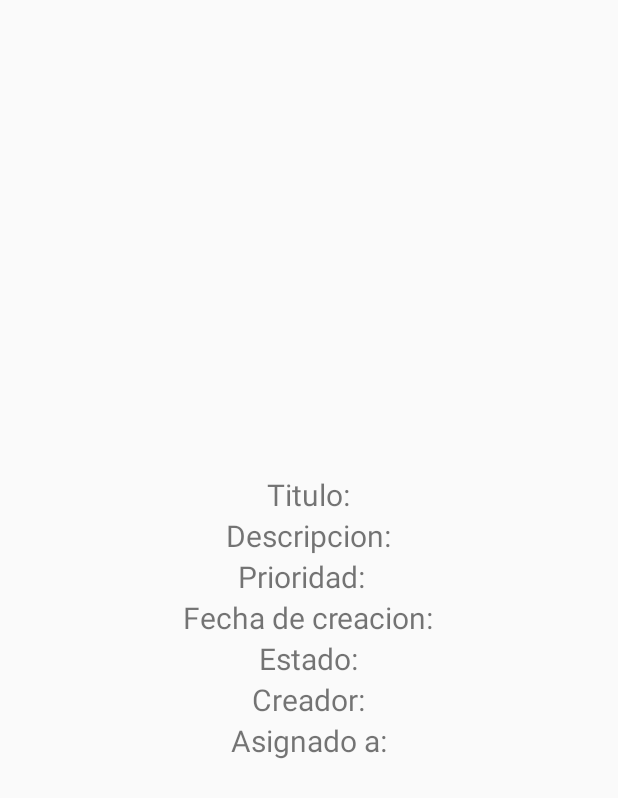
After one commit to SoraireEmmanuel/Trabajo_Final_APP_Moviles, an Android app: the layout tarea.xml on its own in the app's theme, with its tools: preview values and no code run, on a phone screen of 412 x 824 dp. The commit adds this screen. Shown: the top 798 px of the screen. Run offline under Robolectric (Android 15) with nearby library versions, the phone set to English and light mode, and no system bars.

Commit message:
Layout pagina tarea

```diff
--- /dev/null
+++ b/app/src/main/res/layout/tarea.xml
@@ -0,0 +1,178 @@
+<?xml version="1.0" encoding="utf-8"?>
+<LinearLayout xmlns:android="http://schemas.android.com/apk/res/android"
+    xmlns:tools="http://schemas.android.com/tools" android:layout_width="match_parent"
+    android:layout_height="match_parent" android:paddingLeft="0dp"
+    android:paddingRight="0dp" tools:context=".MainActivity"
+    android:orientation="vertical">
+
+    <TabHost android:id="@android:id/tabhost"
+        android:layout_width="match_parent"
+        android:layout_height="match_parent">
+
+        <LinearLayout
+            android:orientation="vertical"
+            android:layout_width="match_parent"
+            android:layout_height="match_parent" >
+
+            <TabWidget android:layout_width="match_parent"
+                android:layout_height="wrap_content"
+                android:id="@android:id/tabs" />
+
+            <FrameLayout android:layout_width="match_parent"
+                android:layout_height="match_parent"
+                android:id="@android:id/tabcontent" >
+                <!--tab 1-->
+                <LinearLayout
+                    android:id="@+id/tab1"
+                    android:layout_width="match_parent"
+                    android:layout_height="match_parent"
+                    android:layout_gravity="center"
+                    android:gravity="center"
+                    android:orientation="vertical">
+
+                  <LinearLayout
+                      android:layout_width="wrap_content"
+                      android:layout_height="wrap_content"
+                      >
+                      <TextView
+                          android:layout_width="wrap_content"
+                          android:layout_height="wrap_content"
+                          android:text="@string/titulo"
+                          android:textSize="20dp"
+                          />
+
+                      <TextView
+                          android:layout_width="wrap_content"
+                          android:layout_height="wrap_content"
+                          android:id="@+id/titulotarea"
+                          android:textSize="20dp"
+                          />
+
+                  </LinearLayout>
+
+                    <LinearLayout
+                        android:layout_width="wrap_content"
+                        android:layout_height="wrap_content"
+                        >
+                        <TextView
+                            android:layout_width="wrap_content"
+                            android:layout_height="wrap_content"
+                            android:text="@string/descripcion"
+                            android:textSize="20dp"
+                            />
+
+                        <TextView
+                            android:layout_width="wrap_content"
+                            android:layout_height="wrap_content"
+                            android:id="@+id/descripciontarea"
+                            android:textSize="20dp"
+                            />
+
+                    </LinearLayout>
+
+                    <LinearLayout
+                        android:layout_width="wrap_content"
+                        android:layout_height="wrap_content"
+                        >
+                        <TextView
+                            android:layout_width="wrap_content"
+                            android:layout_height="wrap_content"
+                            android:text="@string/prioridad"
+                            android:textSize="20dp"
+                            />
+
+                        <TextView
+                            android:paddingLeft="10dp"
+                            android:layout_width="wrap_content"
+                            android:layout_height="wrap_content"
+                            android:id="@+id/prioridadtarea"
+                            android:textSize="20dp"
+                            />
+
+                    </LinearLayout>
+
+                    <LinearLayout
+                        android:layout_width="wrap_content"
+                        android:layout_height="wrap_content"
+                        >
+                        <TextView
+                            android:layout_width="wrap_content"
+                            android:layout_height="wrap_content"
+                            android:text="@string/fecha"
+                            android:textSize="20dp"
+                            />
+
+                        <TextView
+                            android:layout_width="wrap_content"
+                            android:layout_height="wrap_content"
+                            android:id="@+id/fechatarea"
+                            android:textSize="20dp"
+                            />
+
+                    </LinearLayout>
+
+                    <LinearLayout
+                        android:layout_width="wrap_content"
+                        android:layout_height="wrap_content"
+                        >
+                        <TextView
+                            android:layout_width="wrap_content"
+                            android:layout_height="wrap_content"
+                            android:text="@string/estado"
+                            android:textSize="20dp"
+                            />
+
+                        <TextView
+                            android:layout_width="wrap_content"
+                            android:layout_height="wrap_content"
+                            android:id="@+id/estadotarea"
+                            android:textSize="20dp"
+                            />
+
+                    </LinearLayout>
+
+                    <LinearLayout
+                        android:layout_width="wrap_content"
+                        android:layout_height="wrap_content"
+                        >
+                        <TextView
+                            android:layout_width="wrap_content"
+                            android:layout_height="wrap_content"
+                            android:text="@string/creador"
+                            android:textSize="20dp"
+                            />
+
+                        <TextView
+                            android:layout_width="wrap_content"
+                            android:layout_height="wrap_content"
+                            android:id="@+id/creadortarea"
+                            android:textSize="20dp"
+                            />
+
+                    </LinearLayout>
+
+                    <LinearLayout
+                        android:layout_width="wrap_content"
+                        android:layout_height="wrap_content"
+                        >
+                        <TextView
+                            android:layout_width="wrap_content"
+                            android:layout_height="wrap_content"
+                            android:text="@string/trabajando"
+                            android:textSize="20dp"
+                            />
+
+                        <TextView
+                            android:layout_width="wrap_content"
+                            android:layout_height="wrap_content"
+                            android:id="@+id/trabajandotarea"
+                            android:textSize="20dp"
+                            />
+
+                    </LinearLayout>
+
+                </LinearLayout>
+            </FrameLayout>
+        </LinearLayout>
+    </TabHost>
+</LinearLayout>
--- a/app/src/main/res/values/strings.xml
+++ b/app/src/main/res/values/strings.xml
@@ -26,6 +26,14 @@
     /*busqueda*/
     <string name="busqueda">Busquemos . . .</string>
 
+    /*tarea*/
+    <string name="titulo">Titulo: </string>
+    <string name="descripcion">Descripcion: </string>
+    <string name="prioridad">Prioridad: </string>
+    <string name="fecha">Fecha de creacion: </string>
+    <string name="estado">Estado: </string>
+    <string name="creador">Creador: </string>
+    <string name="trabajando">Asignado a: </string>
     <!-- TODO: Remove or change this placeholder text -->
     <string name="hello_blank_fragment">Hello blank fragment</string>
 
```
